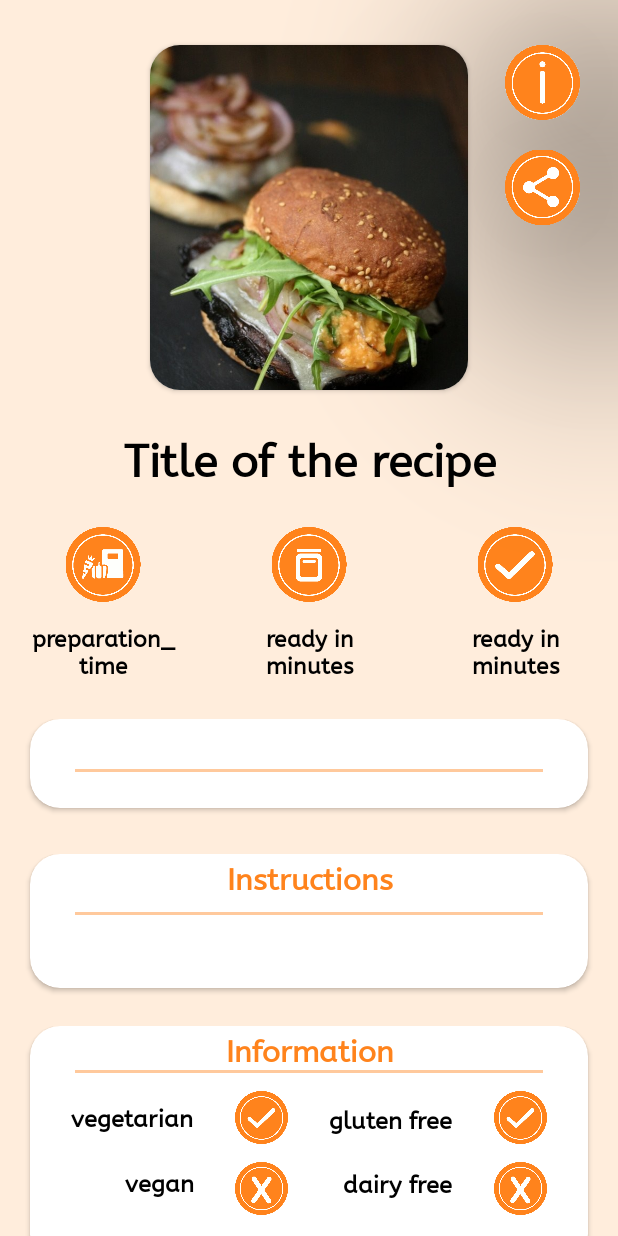
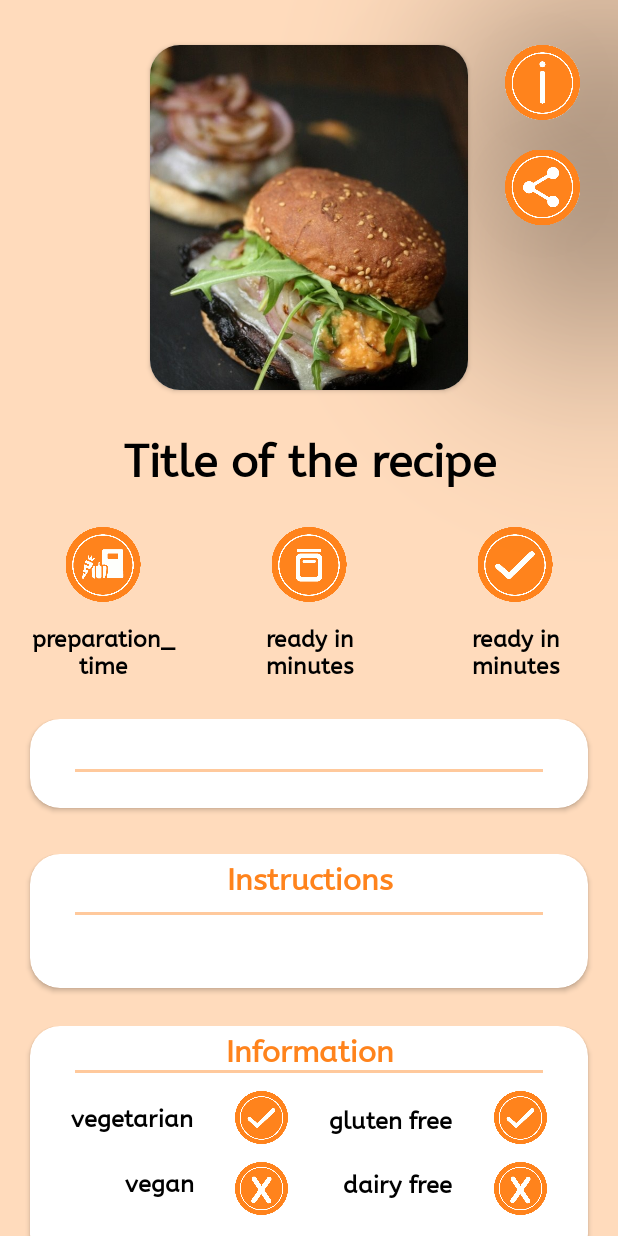
Before and after one commit to pintertamas/feasty, an Android app: the DetailsScreen screen opened directly, with no data from a screen before it, on a phone screen of 412 x 824 dp. Run offline under Robolectric (Android 15) with nearby library versions, the phone set to English and light mode, and no system bars; our stand-ins replace Picasso; pictures from the network do not load; 16 statements that could not run were skipped.

Commit message:
theme update

```diff
--- a/app/src/main/res/drawable/rounded_edit_text.xml
+++ b/app/src/main/res/drawable/rounded_edit_text.xml
@@ -3,7 +3,7 @@
     android:shape="rectangle"
     android:padding="10dp">
 
-    <solid android:color="?attr/colorPrimaryVariant" />
+    <solid android:color="?attr/cardBackgroundColor" />
     <corners
         android:radius="50dp" />
 </shape>
--- a/app/src/main/res/layout/activity_details.xml
+++ b/app/src/main/res/layout/activity_details.xml
@@ -5,7 +5,7 @@
     android:id="@+id/scrollView"
     android:layout_width="match_parent"
     android:layout_height="match_parent"
-    android:background="?attr/colorSecondaryVariant">
+    android:background="?attr/colorSecondary">
 
     <LinearLayout
         android:layout_width="match_parent"
@@ -15,7 +15,7 @@
         <androidx.constraintlayout.widget.ConstraintLayout
             android:layout_width="match_parent"
             android:layout_height="wrap_content"
-            android:background="?attr/colorSecondaryVariant"
+            android:background="?attr/colorSecondary"
             tools:context=".DetailsScreen">
 
             <androidx.cardview.widget.CardView
```
